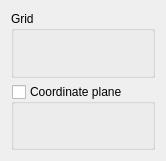
First picture: the form in QtnpGridAndCoordPlane.ui, repository Hackeridze/Qtnp, before the edit.
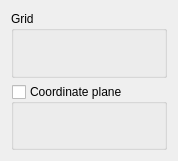
Second picture: the form after the edit.

What changed in the file:
```diff
--- a/QtnpGridAndCoordPlane.ui
+++ b/QtnpGridAndCoordPlane.ui
@@ -6,7 +6,7 @@
    <rect>
     <x>0</x>
     <y>0</y>
-    <width>166</width>
+    <width>178</width>
     <height>161</height>
    </rect>
   </property>
```
